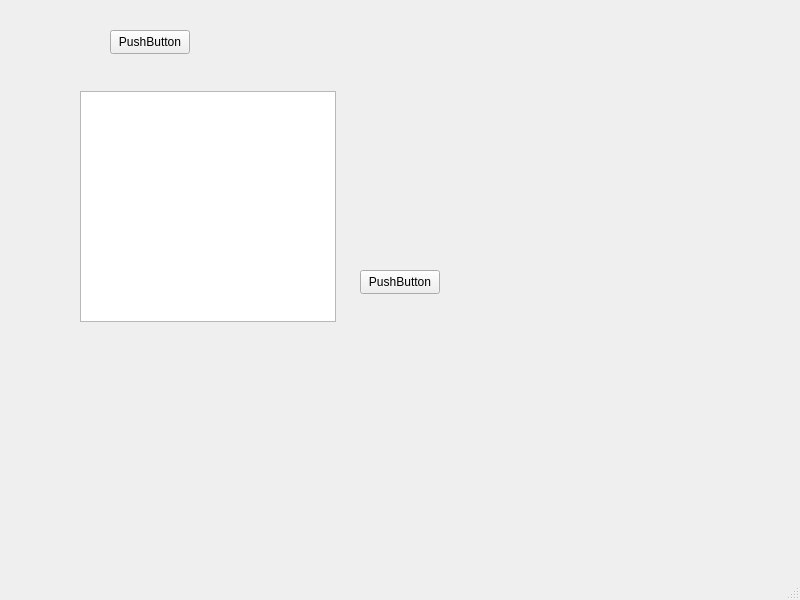
First picture: the form in mainwindow.ui, repository Szelma139/UsbPatcher, before the edit.
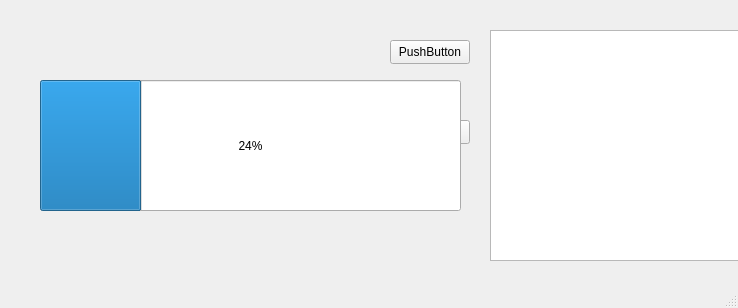
Second picture: the form after the edit.

```diff
--- a/mainwindow.ui
+++ b/mainwindow.ui
@@ -6,8 +6,8 @@
    <rect>
     <x>0</x>
     <y>0</y>
-    <width>800</width>
-    <height>600</height>
+    <width>738</width>
+    <height>308</height>
    </rect>
   </property>
   <property name="windowTitle">
@@ -17,8 +17,8 @@
    <widget class="QPushButton" name="pushButton">
     <property name="geometry">
      <rect>
-      <x>360</x>
-      <y>270</y>
+      <x>390</x>
+      <y>40</y>
       <width>80</width>
       <height>24</height>
      </rect>
@@ -30,8 +30,8 @@
    <widget class="QPushButton" name="pushButton_2">
     <property name="geometry">
      <rect>
-      <x>110</x>
-      <y>30</y>
+      <x>390</x>
+      <y>120</y>
       <width>80</width>
       <height>24</height>
      </rect>
@@ -43,13 +43,39 @@
    <widget class="QTreeView" name="treeView">
     <property name="geometry">
      <rect>
-      <x>80</x>
-      <y>91</y>
+      <x>490</x>
+      <y>30</y>
       <width>256</width>
       <height>231</height>
      </rect>
     </property>
    </widget>
+   <widget class="QLabel" name="label">
+    <property name="geometry">
+     <rect>
+      <x>260</x>
+      <y>170</y>
+      <width>58</width>
+      <height>16</height>
+     </rect>
+    </property>
+    <property name="text">
+     <string>Test</string>
+    </property>
+   </widget>
+   <widget class="QProgressBar" name="progressBar">
+    <property name="geometry">
+     <rect>
+      <x>40</x>
+      <y>80</y>
+      <width>421</width>
+      <height>131</height>
+     </rect>
+    </property>
+    <property name="value">
+     <number>24</number>
+    </property>
+   </widget>
   </widget>
   <widget class="QMenuBar" name="menubar">
    <property name="geometry">
```
Left out of the diff: 2 changed lines with no effect on the pictures.
